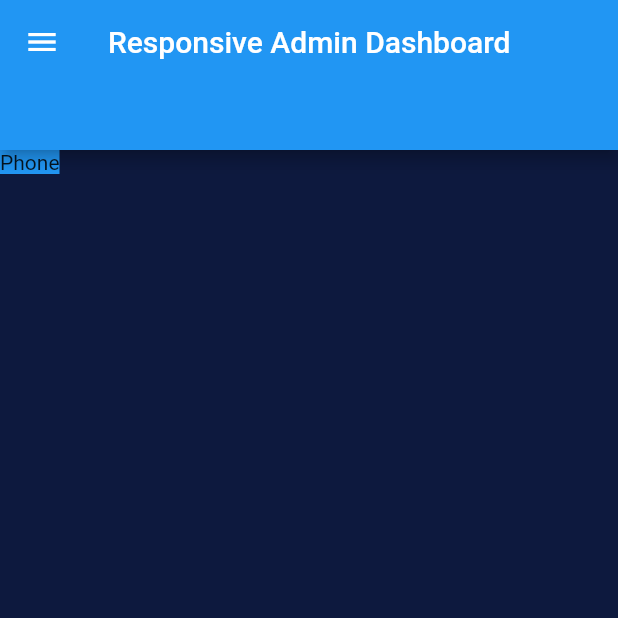
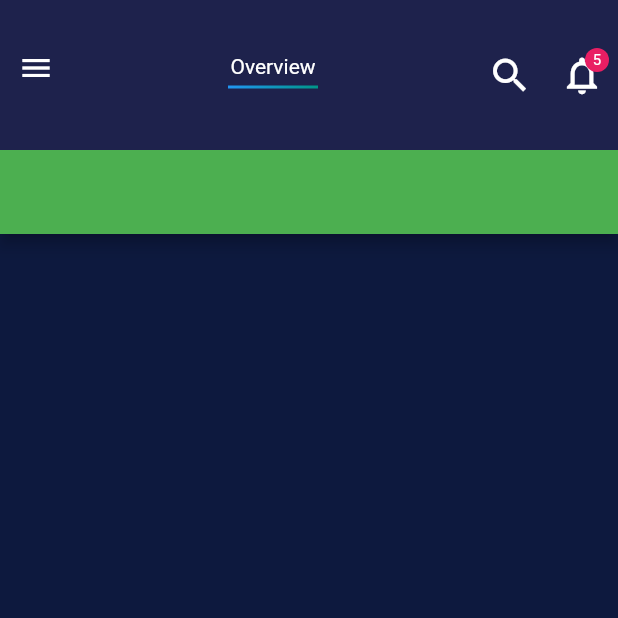
Before and after one commit to ishworpanta10/flutter_responsive_admin_panel, a Flutter app: the screen it shows after launch, on a phone screen of 412 x 824 dp, the top half of it. Run offline on Flutter 3.47's test engine with Material 2 defaults, Android fonts, the light colour scheme and no system bars; our stand-ins replace flutter_bloc.

Commit message:
complete setup appbar for all design

```diff
--- a/lib/bloc/ui_blocs/select_drawer_item_bloc.dart
+++ b/lib/bloc/ui_blocs/select_drawer_item_bloc.dart
@@ -1,7 +1,7 @@
 import 'package:flutter_bloc/flutter_bloc.dart';
 
 class SelectDrawerItemBloc extends Bloc<int, int> {
-  SelectDrawerItemBloc() : super(-1);
+  SelectDrawerItemBloc() : super(0);
 
   @override
   Stream<int> mapEventToState(int event) async* {
--- a/lib/constants/constants.dart
+++ b/lib/constants/constants.dart
@@ -4,6 +4,10 @@ class Constants {
   static const double kPadding = 10;
   static const Color purpleLight = Color(0xff1e224c);
   static const Color purpleDark = Color(0xff0d193e);
-  static const Color orange = Color(0xffec8d2f);
-  static const Color red = Color(0xfff44336);
+  static const Color orangeDark = Color(0xffec8d2f);
+  static const Color orangeLight = Color(0xfff8b250);
+  static const Color redDark = Color(0xfff44336);
+  static const Color redLight = Color(0xffff5182);
+  static const Color blueLight = Color(0xff0293ee);
+  static const Color greenLight = Color(0xff13d38e);
 }
--- /dev/null
+++ b/lib/cubit/cubit.dart
@@ -0,0 +1 @@
+export 'select_button_appbar_cubit.dart';
--- /dev/null
+++ b/lib/cubit/select_button_appbar_cubit.dart
@@ -0,0 +1,9 @@
+import 'package:flutter_bloc/flutter_bloc.dart';
+
+class SelectButtonAppBarCubit extends Cubit<int> {
+  SelectButtonAppBarCubit() : super(0);
+
+  void selectButton(int index) {
+    emit(index);
+  }
+}
--- a/lib/main.dart
+++ b/lib/main.dart
@@ -1,8 +1,9 @@
 import 'package:flutter/material.dart';
 import 'package:flutter_bloc/flutter_bloc.dart';
-import 'package:responsive_admin_panel/bloc/ui_blocs/select_drawer_item_bloc.dart';
 
+import 'bloc/ui_blocs/select_drawer_item_bloc.dart';
 import 'constants/constants.dart';
+import 'cubit/cubit.dart';
 import 'widget_tree.dart';
 
 void main() {
@@ -16,7 +17,10 @@ class MyApp extends StatelessWidget {
       providers: [
         BlocProvider(
           create: (_) => SelectDrawerItemBloc(),
-        )
+        ),
+        BlocProvider(
+          create: (_) => SelectButtonAppBarCubit(),
+        ),
       ],
       child: MaterialApp(
         debugShowCheckedModeBanner: false,
--- a/lib/screens/drawer.dart
+++ b/lib/screens/drawer.dart
@@ -1,7 +1,7 @@
 import 'package:flutter/material.dart';
 import 'package:flutter_bloc/flutter_bloc.dart';
-import 'package:responsive_admin_panel/bloc/ui_blocs/select_drawer_item_bloc.dart';
 
+import '../bloc/ui_blocs/select_drawer_item_bloc.dart';
 import '../constants/constants.dart';
 import '../model/models.dart';
 import '../responsive_layout.dart';
@@ -24,7 +24,7 @@ class DrawerPage extends StatelessWidget {
       elevation: 0,
       child: SingleChildScrollView(
         child: Padding(
-          padding: const EdgeInsets.all(Constants.kPadding * 4),
+          padding: const EdgeInsets.only(left: Constants.kPadding * 2),
           child: Column(
             children: [
               ListTile(
@@ -32,6 +32,7 @@ class DrawerPage extends StatelessWidget {
                   "Admin Menu",
                   style: TextStyle(
                     color: Colors.white,
+                    fontSize: 18,
                   ),
                 ),
                 trailing: !ResponsiveLayout.isComputer(context)
@@ -56,8 +57,8 @@ class DrawerPage extends StatelessWidget {
                                   borderRadius: BorderRadius.circular(20),
                                   gradient: LinearGradient(
                                     colors: [
-                                      Constants.red.withOpacity(0.9),
-                                      Constants.orange.withOpacity(0.9),
+                                      Constants.redDark.withOpacity(0.9),
+                                      Constants.orangeDark.withOpacity(0.9),
                                     ],
                                   ),
                                 )
--- /dev/null
+++ b/lib/screens/panel_center/panel_center_page.dart
@@ -0,0 +1,12 @@
+import 'package:flutter/material.dart';
+
+class PanelCenterPage extends StatelessWidget {
+  @override
+  Widget build(BuildContext context) {
+    return Scaffold(
+      appBar: AppBar(
+        backgroundColor: Colors.green,
+      ),
+    );
+  }
+}
--- /dev/null
+++ b/lib/screens/panel_left/panel_left_page.dart
@@ -0,0 +1,12 @@
+import 'package:flutter/material.dart';
+
+class PanelLeftPage extends StatelessWidget {
+  @override
+  Widget build(BuildContext context) {
+    return Scaffold(
+      appBar: AppBar(
+        backgroundColor: Colors.red,
+      ),
+    );
+  }
+}
--- /dev/null
+++ b/lib/screens/panel_right/panel_right_page.dart
@@ -0,0 +1,12 @@
+import 'package:flutter/material.dart';
+
+class PanelRightPage extends StatelessWidget {
+  @override
+  Widget build(BuildContext context) {
+    return Scaffold(
+      appBar: AppBar(
+        backgroundColor: Colors.blue,
+      ),
+    );
+  }
+}
--- /dev/null
+++ b/lib/screens/screens.dart
@@ -0,0 +1,3 @@
+export 'panel_center/panel_center_page.dart';
+export 'panel_left/panel_left_page.dart';
+export 'panel_right/panel_right_page.dart';
--- a/lib/widget_tree.dart
+++ b/lib/widget_tree.dart
@@ -1,8 +1,9 @@
 import 'package:flutter/material.dart';
+import 'package:responsive_admin_panel/widgets/custom_appbar/custom_appbar.dart';
 
 import 'responsive_layout.dart';
 import 'screens/drawer.dart';
-import 'widgets/widgets.dart';
+import 'screens/screens.dart';
 
 class WidgetTree extends StatelessWidget {
   @override
@@ -10,15 +11,33 @@ class WidgetTree extends StatelessWidget {
     return Scaffold(
       appBar: PreferredSize(
         preferredSize: const Size(double.infinity, 100),
-        child: (ResponsiveLayout.isTinyLimit(context) || ResponsiveLayout.isTinyHeightLimit(context)) ? Container() : customAppBar,
+        child: (ResponsiveLayout.isTinyLimit(context) || ResponsiveLayout.isTinyHeightLimit(context)) ? const SizedBox.shrink() : CustomAppBar(),
       ),
       drawer: ResponsiveLayout.isComputer(context) ? null : DrawerPage(),
       body: ResponsiveLayout(
         tinyWidget: Container(color: Colors.red, child: const Text('Tiny')),
-        phoneWidget: Container(color: Colors.blue, child: const Text('Phone')),
-        tabletWidget: Container(color: Colors.teal, child: const Text('Tablet')),
-        largeTabletWidget: Container(color: Colors.orange, child: const Text('Large Tablet')),
-        computerWidget: Container(color: Colors.green, child: const Text('Computer')),
+        phoneWidget: PanelCenterPage(),
+        tabletWidget: Row(
+          children: [
+            Expanded(child: PanelLeftPage()),
+            Expanded(child: PanelCenterPage()),
+          ],
+        ),
+        largeTabletWidget: Row(
+          children: [
+            Expanded(child: PanelLeftPage()),
+            Expanded(child: PanelCenterPage()),
+            Expanded(child: PanelRightPage()),
+          ],
+        ),
+        computerWidget: Row(
+          children: [
+            Expanded(child: DrawerPage()),
+            Expanded(child: PanelLeftPage()),
+            Expanded(child: PanelCenterPage()),
+            Expanded(child: PanelRightPage()),
+          ],
+        ),
       ),
     );
   }
--- /dev/null
+++ b/lib/widgets/custom_appbar/custom_appbar.dart
@@ -0,0 +1,183 @@
+import 'package:flutter/material.dart';
+import 'package:flutter_bloc/flutter_bloc.dart';
+
+import '../../constants/constants.dart';
+import '../../cubit/cubit.dart';
+import '../../responsive_layout.dart';
+
+List<String> _buttonNames = ["Overview", "Revenue", "Sales", "Control"];
+
+class CustomAppBar extends StatelessWidget {
+  @override
+  Widget build(BuildContext context) {
+    return Container(
+      color: Constants.purpleLight,
+      child: Row(
+        children: [
+          if (ResponsiveLayout.isComputer(context))
+            Container(
+              margin: const EdgeInsets.all(Constants.kPadding),
+              height: double.infinity,
+              decoration: const BoxDecoration(
+                boxShadow: [
+                  BoxShadow(
+                    color: Colors.black45,
+                    blurRadius: 10,
+                    spreadRadius: 1,
+                  ),
+                ],
+                shape: BoxShape.circle,
+              ),
+              child: const CircleAvatar(
+                backgroundColor: Colors.pink,
+                radius: 30,
+                child: FlutterLogo(size: 40),
+              ),
+            )
+          else
+            Padding(
+              padding: const EdgeInsets.only(bottom: Constants.kPadding),
+              child: IconButton(
+                onPressed: () {
+                  Scaffold.of(context).openDrawer();
+                },
+                icon: const Icon(
+                  Icons.menu,
+                  color: Colors.white,
+                ),
+              ),
+            ),
+          const Spacer(),
+          if (ResponsiveLayout.isComputer(context))
+            ...List.generate(
+              _buttonNames.length,
+              (index) {
+                final buttonName = _buttonNames[index];
+                return TextButton(
+                  onPressed: () {
+                    BlocProvider.of<SelectButtonAppBarCubit>(context).selectButton(index);
+                  },
+                  child: Padding(
+                    padding: const EdgeInsets.all(Constants.kPadding * 2),
+                    child: BlocBuilder<SelectButtonAppBarCubit, int>(
+                      builder: (context, state) {
+                        return Column(
+                          mainAxisAlignment: MainAxisAlignment.center,
+                          children: [
+                            Text(
+                              buttonName,
+                              style: TextStyle(
+                                color: index == state ? Colors.white : Colors.white70,
+                              ),
+                            ),
+                            Container(
+                              margin: const EdgeInsets.all(Constants.kPadding / 2),
+                              width: 60,
+                              height: 2,
+                              decoration: state == index
+                                  ? const BoxDecoration(
+                                      gradient: LinearGradient(
+                                        colors: [
+                                          Colors.blue,
+                                          Colors.teal,
+                                        ],
+                                      ),
+                                    )
+                                  : null,
+                            ),
+                          ],
+                        );
+                      },
+                    ),
+                  ),
+                );
+              },
+            )
+          else
+            Padding(
+              padding: const EdgeInsets.all(Constants.kPadding * 2),
+              child: BlocBuilder<SelectButtonAppBarCubit, int>(
+                builder: (context, index) {
+                  return Column(
+                    mainAxisAlignment: MainAxisAlignment.center,
+                    children: [
+                      Text(
+                        _buttonNames[index],
+                        style: const TextStyle(
+                          color: Colors.white,
+                        ),
+                      ),
+                      Container(
+                          margin: const EdgeInsets.all(Constants.kPadding / 2),
+                          width: 60,
+                          height: 2,
+                          decoration: const BoxDecoration(
+                            gradient: LinearGradient(
+                              colors: [
+                                Colors.blue,
+                                Colors.teal,
+                              ],
+                            ),
+                          )),
+                    ],
+                  );
+                },
+              ),
+            ),
+          const Spacer(),
+          IconButton(
+            color: Colors.white,
+            iconSize: 30,
+            onPressed: () {},
+            icon: const Icon(Icons.search),
+          ),
+          Stack(
+            children: [
+              IconButton(
+                color: Colors.white,
+                iconSize: 30,
+                onPressed: () {},
+                icon: const Icon(Icons.notifications_none_outlined),
+              ),
+              const Positioned(
+                right: 6,
+                top: 6,
+                child: CircleAvatar(
+                  backgroundColor: Colors.pink,
+                  radius: 8,
+                  child: Text(
+                    "5",
+                    style: TextStyle(
+                      fontSize: 10,
+                      color: Colors.white,
+                    ),
+                  ),
+                ),
+              ),
+            ],
+          ),
+          if (!ResponsiveLayout.isPhone(context))
+            Container(
+              margin: const EdgeInsets.all(Constants.kPadding),
+              height: double.infinity,
+              decoration: const BoxDecoration(
+                boxShadow: [
+                  BoxShadow(
+                    color: Colors.black45,
+                    blurRadius: 10,
+                    spreadRadius: 1,
+                  ),
+                ],
+                shape: BoxShape.circle,
+              ),
+              child: const CircleAvatar(
+                backgroundColor: Constants.orangeDark,
+                radius: 26,
+                child: FlutterLogo(size: 30),
+              ),
+            )
+        ],
+      ),
+    );
+  }
+}
```
